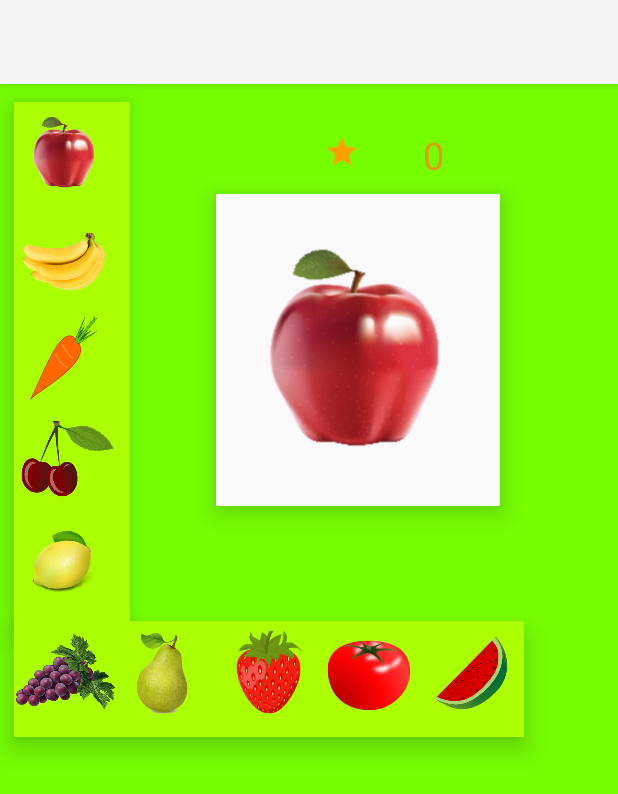
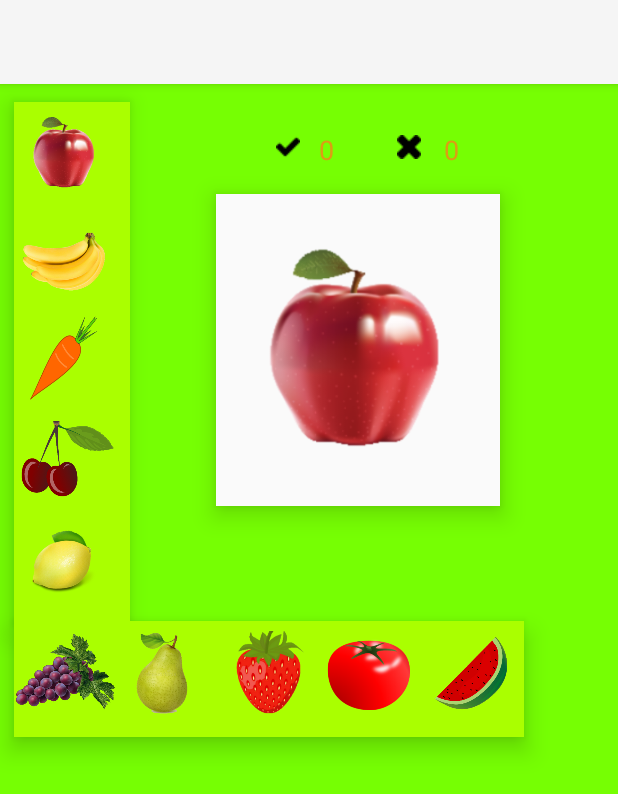
Before and after one commit to carlossm50/learningchallenge, an Android app: the layout activity_drag_drop.xml on its own in the app's theme, with its tools: preview values and no code run, on a phone screen of 412 x 824 dp. Shown: the top 794 px of the screen. Run offline under Robolectric (Android 15) with nearby library versions, the light colour scheme and no system bars.

Commit message:
Optimizing more code

```diff
--- a/app/src/main/res/drawable/round_button.xml
+++ b/app/src/main/res/drawable/round_button.xml
@@ -20,5 +20,7 @@
         <stroke android:color="@color/Item2Background"/>
         <gradient android:angle="90" android:startColor="@color/Item2Background"/>
     </shape>
+
 </item>
+
 </selector>
--- a/app/src/main/res/layout/activity_drag_drop.xml
+++ b/app/src/main/res/layout/activity_drag_drop.xml
@@ -92,20 +92,38 @@
     <TextView
         android:id="@+id/puntaje"
         android:layout_width="wrap_content"
+        android:layout_height="wrap_content"
+
+        android:layout_below="@+id/my_toolbar"
+        android:layout_alignBottom="@+id/imageView"
+        android:layout_alignParentEnd="true"
+        android:layout_alignParentRight="true"
+        android:layout_marginTop="31dp"
+        android:layout_marginEnd="189dp"
+        android:layout_marginRight="189dp"
+        android:layout_marginBottom="-4dp"
+        android:text="0"
+        android:textAlignment="center"
+        android:textColor="#dd9d14"
+        android:textSize="18sp" />
+
+    <TextView
+        android:id="@+id/puntajeincorrecto"
+        android:layout_width="wrap_content"
         android:layout_height="31dp"
 
         android:layout_below="@+id/my_toolbar"
         android:layout_alignBottom="@+id/imageView"
         android:layout_alignParentEnd="true"
         android:layout_alignParentRight="true"
-        android:layout_marginTop="30dp"
-        android:layout_marginEnd="116dp"
-        android:layout_marginRight="116dp"
+        android:layout_marginTop="31dp"
+        android:layout_marginEnd="106dp"
+        android:layout_marginRight="106dp"
         android:layout_marginBottom="-4dp"
         android:text="0"
         android:textAlignment="center"
         android:textColor="#dd9d14"
-        android:textSize="25dp" />
+        android:textSize="18sp" />
 
     <ImageView
         android:id="@+id/imageView"
@@ -114,10 +132,22 @@
         android:layout_below="@+id/my_toolbar"
         android:layout_alignParentEnd="true"
         android:layout_alignParentRight="true"
-        android:layout_marginTop="33dp"
-        android:layout_marginEnd="172dp"
-        android:layout_marginRight="172dp"
-        app:srcCompat="@drawable/start_gift" />
+        android:layout_marginTop="34dp"
+        android:layout_marginEnd="212dp"
+        android:layout_marginRight="212dp"
+        app:srcCompat="@drawable/correcto_simbolo" />
+
+    <ImageView
+        android:id="@+id/incorecto"
+        android:layout_width="wrap_content"
+        android:layout_height="wrap_content"
+        android:layout_below="@+id/my_toolbar"
+        android:layout_alignParentEnd="true"
+        android:layout_alignParentRight="true"
+        android:layout_marginTop="34dp"
+        android:layout_marginEnd="131dp"
+        android:layout_marginRight="131dp"
+        app:srcCompat="@drawable/incorrecto_simbolo" />
 
     <LinearLayout
         android:id="@+id/panel1"
```
Also changed, not shown: app/src/main/java/com/vladan/dragdropimages01/DragDropActivity.java (+16 -3 lines), app/src/main/res/layout/activity_geometric.xml (+35 -9 lines), app/src/main/res/drawable/correcto_simbolo.png (added), app/src/main/res/drawable/incorrecto_simbolo.png (added).
